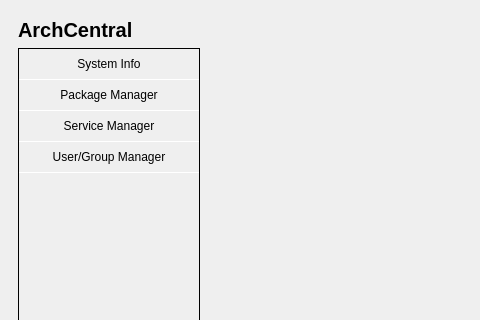
This is archcentral/ui/designer/mainwindow.ui in szabatoro/archcentral-thesis as Qt 5 draws it before an edit; both pictures show x 0 to 480 and y 0 to 320 of the 1280 by 800 pixel window. The edited form follows.
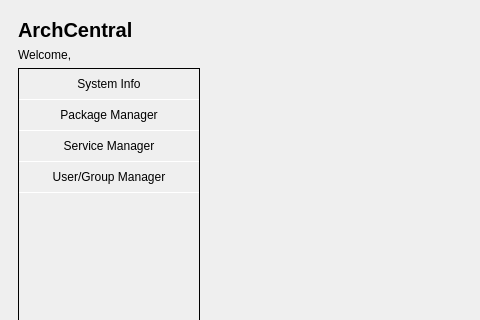
This is the edited form. Icons and pictures are not drawn.

Commit message: added a welcome message to the main window

```diff
--- a/archcentral/ui/designer/mainwindow.ui
+++ b/archcentral/ui/designer/mainwindow.ui
@@ -49,6 +49,13 @@
          </property>
         </widget>
        </item>
+       <item>
+        <widget class="QLabel" name="welcome_label">
+         <property name="text">
+          <string>Welcome, </string>
+         </property>
+        </widget>
+       </item>
        <item>
         <widget class="QFrame" name="menu_buttons">
          <property name="styleSheet">
```
The commit also changes 2 other files.
